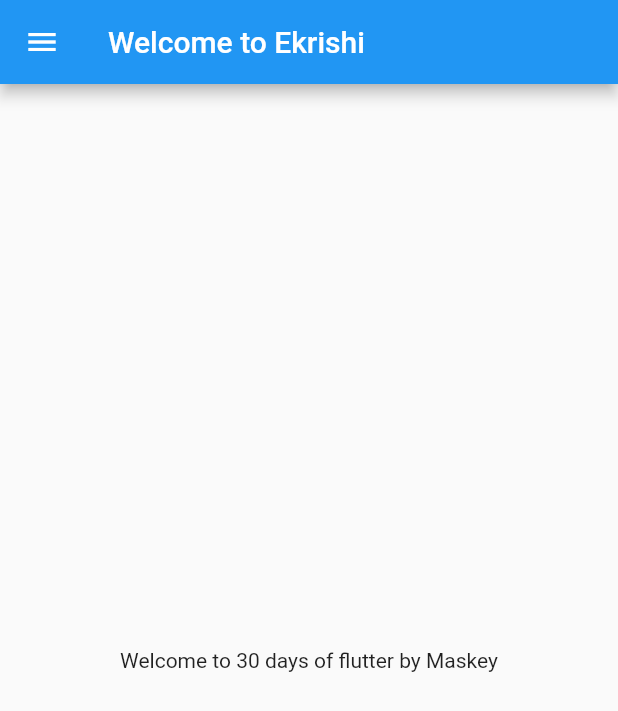
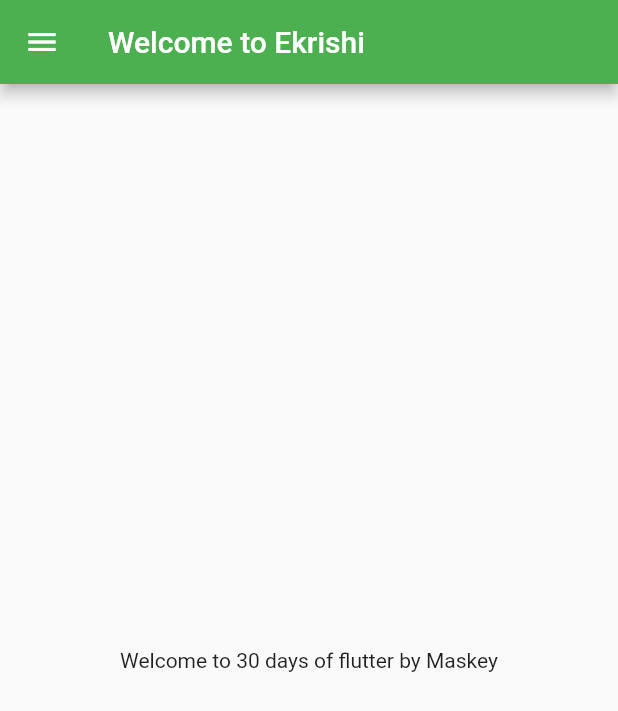
Before and after one commit to maskeyp/FlutterProject, a Flutter app: the screen it shows after launch, on a phone screen of 412 x 824 dp. Shown: the top 711 px of the screen. Run offline on Flutter 3.47's test engine with Material 2 defaults, Android fonts, the phone set to English and light mode, and no system bars.

Commit message:
Day 3 completed

```diff
--- a/lib/main.dart
+++ b/lib/main.dart
@@ -1,23 +1,27 @@
 import 'package:flutter/material.dart';
-import 'package:learning_flutter/home_page.dart';
+import 'package:learning_flutter/pages/home_page.dart';
+import 'package:learning_flutter/pages/login_page.dart';
 
 void main() {
   runApp(MyApp());
 }
 
 class MyApp extends StatelessWidget {
-  const MyApp({Key? key}) : super(key: key);
-
   @override
   Widget build(BuildContext context) {
-
-
-
-    const pi = 3.14; //unchanged value
-
-
     return MaterialApp(
-        home: HomePage(),
+      // home: HomePage(), (works as route)
+      themeMode: ThemeMode.light,
+      theme: ThemeData(primarySwatch: Colors.green),
+      darkTheme: ThemeData(
+        brightness: Brightness.light,
+      ),
+      initialRoute: "/home",
+      routes: {
+        "/": (context) => new LoginPage(),
+        "/home": (context) => HomePage(),
+        "/login": (context) => LoginPage(),
+      },
     );
   }
 }
```
Also changed, not shown: lib/pages/login_page.dart (added, +16 -0 lines), lib/pages/home_page.dart (renamed from lib/home_page.dart).
